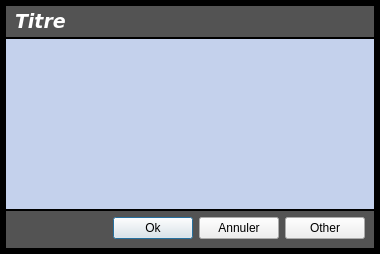
This is sources/Tools/ModalDialog.ui in aurelien35/loteliQt as Qt 5 draws it before an edit. The edited form follows.
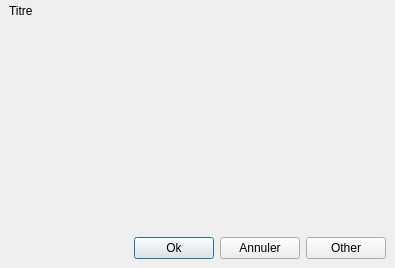
This is the edited form.

The edit to the form file:
```diff
--- a/sources/Tools/ModalDialog.ui
+++ b/sources/Tools/ModalDialog.ui
@@ -6,10 +6,48 @@
    <rect>
     <x>0</x>
     <y>0</y>
-    <width>380</width>
-    <height>254</height>
+    <width>395</width>
+    <height>268</height>
    </rect>
   </property>
+  <property name="styleSheet">
+   <string notr="true">/* Boite de dialogue*/
+QFrame#frameDialog
+{
+	background-color:	#C4D1EC;
+	border-style:			solid;
+	border-color:			#000000;
+	border-width:			6px;
+}
+
+/* Barre de titre */
+QFrame#frameTitle
+{
+	background-color:	#535353;
+	border-style:			solid;
+	border-width:			0px 0px 2px 0px;
+	border-color:			#000000;
+}
+
+QFrame#frameTitle &gt; QLabel
+{
+	color:					#FFFFFF;
+	font-weight:		bold;
+	font-style:			italic;
+	font-size:				14pt;
+	font-family:			&quot;Verdana&quot;;
+}
+
+/* Barre de pied de page */
+QFrame#frameDialog &gt; QFrame#frameButtons
+{
+	background-color:	#535353;
+	border-style:			solid;
+	border-width:			2px 0px 0px 0px;
+	border-color:			#000000;
+}
+</string>
+  </property>
   <property name="modal">
    <bool>true</bool>
   </property>
@@ -21,80 +59,7 @@
     <number>0</number>
    </property>
    <item row="0" column="0">
-    <widget class="QFrame" name="frame">
-     <property name="palette">
-      <palette>
-       <active>
-        <colorrole role="Base">
-         <brush brushstyle="SolidPattern">
-          <color alpha="255">
-           <red>255</red>
-           <green>255</green>
-           <blue>255</blue>
-          </color>
-         </brush>
-        </colorrole>
-        <colorrole role="Window">
-         <brush brushstyle="SolidPattern">
-          <color alpha="255">
-           <red>196</red>
-           <green>209</green>
-           <blue>236</blue>
-          </color>
-         </brush>
-        </colorrole>
-       </active>
-       <inactive>
-        <colorrole role="Base">
-         <brush brushstyle="SolidPattern">
-          <color alpha="255">
-           <red>255</red>
-           <green>255</green>
-           <blue>255</blue>
-          </color>
-         </brush>
-        </colorrole>
-        <colorrole role="Window">
-         <brush brushstyle="SolidPattern">
-          <color alpha="255">
-           <red>196</red>
-           <green>209</green>
-           <blue>236</blue>
-          </color>
-         </brush>
-        </colorrole>
-       </inactive>
-       <disabled>
-        <colorrole role="Base">
-         <brush brushstyle="SolidPattern">
-          <color alpha="255">
-           <red>196</red>
-           <green>209</green>
-           <blue>236</blue>
-          </color>
-         </brush>
-        </colorrole>
-        <colorrole role="Window">
-         <brush brushstyle="SolidPattern">
-          <color alpha="255">
-           <red>196</red>
-           <green>209</green>
-           <blue>236</blue>
-          </color>
-         </brush>
-        </colorrole>
-       </disabled>
-      </palette>
-     </property>
-     <property name="autoFillBackground">
-      <bool>true</bool>
-     </property>
-     <property name="frameShape">
-      <enum>QFrame::Box</enum>
-     </property>
-     <property name="lineWidth">
-      <number>6</number>
-     </property>
+    <widget class="QFrame" name="frameDialog">
      <layout class="QVBoxLayout" name="verticalLayout" stretch="0,1,0">
       <property name="spacing">
        <number>0</number>
@@ -103,17 +68,7 @@
        <number>0</number>
       </property>
       <item>
-       <widget class="QFrame" name="containerTitle">
-        <property name="styleSheet">
-         <string notr="true">QFrame#containerTitle
-{
-	background-color: rgb(83, 83, 83);
-	border-style: solid;
-	border-width: 0px 0px 2px 0px;
-	border-color: rgb(0, 0, 0);
-}
-</string>
-        </property>
+       <widget class="QFrame" name="frameTitle">
         <layout class="QGridLayout">
          <property name="topMargin">
           <number>4</number>
@@ -132,52 +87,6 @@
          </property>
          <item row="0" column="0">
           <widget class="QLabel" name="labelTitle">
-           <property name="palette">
-            <palette>
-             <active>
-              <colorrole role="WindowText">
-               <brush brushstyle="SolidPattern">
-                <color alpha="255">
-                 <red>255</red>
-                 <green>255</green>
-                 <blue>255</blue>
-                </color>
-               </brush>
-              </colorrole>
-             </active>
-             <inactive>
-              <colorrole role="WindowText">
-               <brush brushstyle="SolidPattern">
-                <color alpha="255">
-                 <red>255</red>
-                 <green>255</green>
-                 <blue>255</blue>
-                </color>
-               </brush>
-              </colorrole>
-             </inactive>
-             <disabled>
-              <colorrole role="WindowText">
-               <brush brushstyle="SolidPattern">
-                <color alpha="255">
-                 <red>118</red>
-                 <green>116</green>
-                 <blue>108</blue>
-                </color>
-               </brush>
-              </colorrole>
-             </disabled>
-            </palette>
-           </property>
-           <property name="font">
-            <font>
-             <family>Verdana</family>
-             <pointsize>14</pointsize>
-             <weight>75</weight>
-             <italic>true</italic>
-             <bold>true</bold>
-            </font>
-           </property>
            <property name="text">
             <string>Titre</string>
            </property>
@@ -194,26 +103,11 @@
           <verstretch>0</verstretch>
          </sizepolicy>
         </property>
-        <layout class="QVBoxLayout" name="containerLayout">
-         <property name="margin">
-          <number>0</number>
-         </property>
-        </layout>
+        <layout class="QVBoxLayout" name="containerLayout"/>
        </widget>
       </item>
       <item>
-       <widget class="QFrame" name="containerButtons">
-        <property name="styleSheet">
-         <string notr="true">QFrame#containerButtons
-{
-	background-color: rgb(83, 83, 83);
-	font: bold 20px &quot;Verdana&quot;;
-	color: rgb(255, 255, 255);
-	border-style: solid;
-	border-width: 2px 0px 0px 0px;
-	border-color: rgb(0, 0, 0);
-}</string>
-        </property>
+       <widget class="QFrame" name="frameButtons">
         <layout class="QHBoxLayout" name="horizontalLayout_2">
          <property name="topMargin">
           <number>6</number>
```
Left out of the diff: 8 changed lines with no effect on the pictures.
